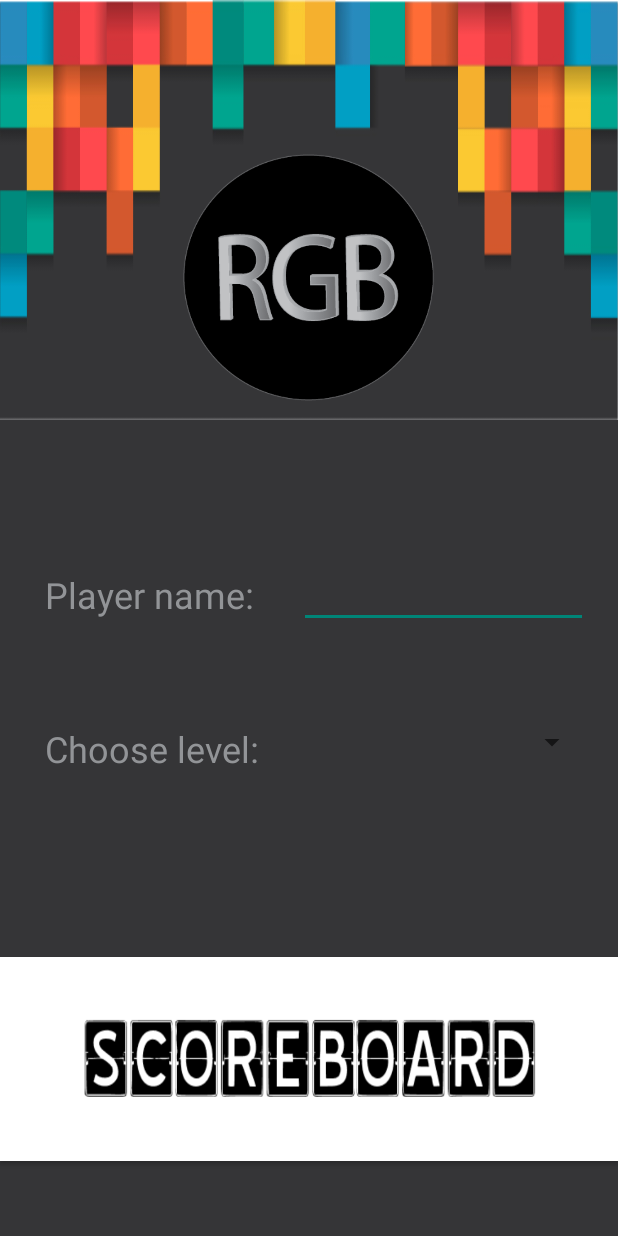
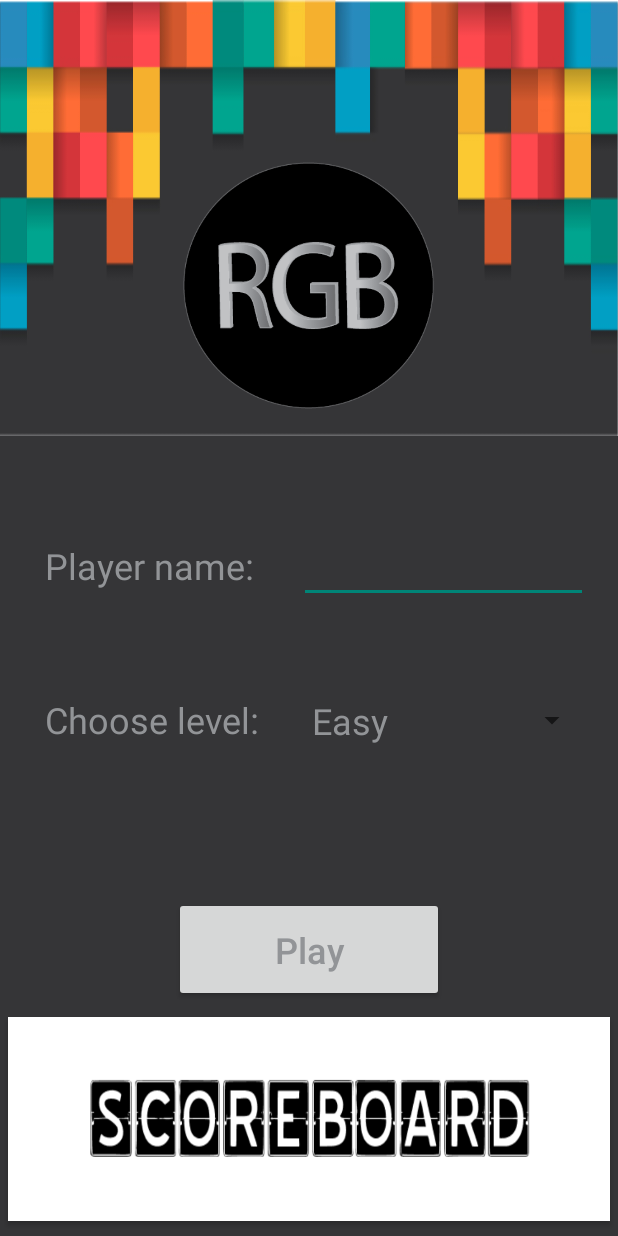
Before and after one commit to Stefann014/RGB-Color-Game, an Android app: the screen it shows after launch (PocetniActivity before the commit, HomeActivity after it), on a phone screen of 412 x 824 dp. Run offline under Robolectric (Android 15) with nearby library versions, the phone set to English and light mode, and no system bars.

Commit message:
RGB nesto zajebava kad je u mestu

```diff
--- a/app/src/main/AndroidManifest.xml
+++ b/app/src/main/AndroidManifest.xml
@@ -7,18 +7,18 @@
         android:fullBackupContent="@xml/backup_descriptor"
         android:icon="@drawable/logo"
         android:label="@string/app_name"
-        android:roundIcon="@mipmap/ic_launcher_round"
+        android:roundIcon="@drawable/logo"
         android:supportsRtl="true"
         android:theme="@style/AppTheme">
+        <activity android:name=".activity.GameActivity"></activity>
         <activity
-            android:name=".PocetniActivity"
+            android:name=".activity.HomeActivity"
             android:theme="@style/Theme.AppCompat.DayNight.NoActionBar">
             <intent-filter>
                 <action android:name="android.intent.action.MAIN" />
 
                 <category android:name="android.intent.category.LAUNCHER" />
             </intent-filter>
-
         </activity>
     </application>
 
--- a/app/src/main/java/com/example/rgbcolorgame/PocetniActivity.java
+++ /dev/null
@@ -1,15 +0,0 @@
-package com.example.rgbcolorgame;
-
-import androidx.appcompat.app.AppCompatActivity;
-
-import android.os.Bundle;
-import android.view.Window;
-
-public class PocetniActivity extends AppCompatActivity {
-
-    @Override
-    protected void onCreate(Bundle savedInstanceState) {
-        super.onCreate(savedInstanceState);
-        setContentView(R.layout.activity_pocetni);
-    }
-}
--- /dev/null
+++ b/app/src/main/java/com/example/rgbcolorgame/activity/HomeActivity.java
@@ -0,0 +1,90 @@
+package com.example.rgbcolorgame.activity;
+
+import android.content.Intent;
+import android.os.Bundle;
+import android.view.View;
+import android.widget.AdapterView;
+import android.widget.ArrayAdapter;
+import android.widget.Button;
+import android.widget.Spinner;
+import android.widget.TextView;
+import android.widget.Toast;
+
+import androidx.appcompat.app.AppCompatActivity;
+
+import com.example.rgbcolorgame.R;
+
+import java.util.ArrayList;
+
+public class HomeActivity extends AppCompatActivity {
+
+    Button btnPlay;
+    Button btnScoreBoard;
+    Spinner spLevel;
+    TextView txtPlayerName;
+
+    @Override
+    protected void onCreate(Bundle savedInstanceState) {
+        super.onCreate(savedInstanceState);
+        setContentView(R.layout.activity_home);
+
+        srediAtribute();
+        srediSpinner();
+        srediListenere();
+    }
+
+    private void srediListenere() {
+        btnPlay.setOnClickListener(new View.OnClickListener() {
+            @Override
+            public void onClick(View view) {
+
+                String player = txtPlayerName.getText().toString().trim();
+                if (player.isEmpty()) {
+                    Toast.makeText(HomeActivity.this, "Insert player name", Toast.LENGTH_LONG).show();
+                    return;
+                }
+
+                Intent intent = new Intent(HomeActivity.this, GameActivity.class);
+                intent.putExtra(GameActivity.EXTRA_LEVEL, (String) spLevel.getSelectedItem());
+                intent.putExtra(GameActivity.EXTRA_PLAYER, player);
+
+                startActivity(intent);
+            }
+        });
+        btnScoreBoard.setOnClickListener(new View.OnClickListener() {
+            @Override
+            public void onClick(View view) {
+
+            }
+        });
+    }
+
+    private void srediSpinner() {
+
+        ArrayList<String> level = new ArrayList<>();
+        level.add("Easy");
+        level.add("Medium");
+        level.add("Hard");
+
+        ArrayAdapter<String> adapter = new ArrayAdapter<>(this,
+                R.layout.spinner_size, level); // ako je greska tu je
+        adapter.setDropDownViewResource(R.layout.spinner_size);
+        spLevel.setAdapter(adapter);
+        spLevel.setOnItemSelectedListener(new AdapterView.OnItemSelectedListener() {
+            @Override
+            public void onItemSelected(AdapterView<?> parent, View view, int position, long id) {
+            }
+
+            @Override
+            public void onNothingSelected(AdapterView<?> parent) {
+            }
+        });
+    }
+
+    private void srediAtribute() {
+        txtPlayerName = findViewById(R.id.txtPlayerName);
+        spLevel = findViewById(R.id.spLevel);
+        btnScoreBoard = findViewById(R.id.btnScoreboard);
+        btnPlay = findViewById(R.id.btnPlay);
+    }
+}
--- a/app/src/main/res/layout/activity_pocetni.xml
+++ b/app/src/main/res/layout/activity_home.xml
@@ -7,12 +7,12 @@
     android:layout_width="match_parent"
     android:layout_height="match_parent"
     android:background="#353537"
-    tools:context=".PocetniActivity">
+    tools:context=".activity.HomeActivity">
 
     <androidx.constraintlayout.widget.ConstraintLayout
         android:id="@+id/cl"
         android:layout_width="match_parent"
-        android:layout_height="280dp"
+        android:layout_height="wrap_content"
         android:background="@drawable/baner"
         app:layout_constraintEnd_toEndOf="parent"
         app:layout_constraintHorizontal_bias="0.0"
@@ -40,7 +40,7 @@
         android:layout_width="wrap_content"
         android:layout_height="wrap_content"
         android:layout_marginStart="30dp"
-        android:layout_marginTop="100dp"
+        android:layout_marginTop="70dp"
         android:text="@string/player_name"
         android:textColor="#929497"
         android:textSize="24sp"
@@ -59,27 +59,12 @@
         app:layout_constraintStart_toStartOf="parent"
         app:layout_constraintTop_toBottomOf="@+id/textView" />
 
-    <Button
-        android:id="@+id/btnPlay"
-        android:layout_width="0dp"
-        android:layout_height="wrap_content"
-        android:layout_marginStart="220dp"
-        android:layout_marginEnd="220dp"
-        android:layout_marginBottom="80dp"
-        android:text="@string/play"
-        android:textAllCaps="false"
-        android:textColor="#929497"
-        android:textSize="30sp"
-        app:layout_constraintBottom_toTopOf="@+id/button"
-        app:layout_constraintEnd_toEndOf="parent"
-        app:layout_constraintStart_toStartOf="parent" />
-
     <Spinner
         android:id="@+id/spLevel"
         android:layout_width="0dp"
         android:layout_height="wrap_content"
         android:layout_marginStart="30dp"
-        android:layout_marginTop="70dp"
+        android:layout_marginTop="65dp"
         android:layout_marginEnd="20dp"
         android:textSize="24sp"
         app:layout_constraintEnd_toEndOf="parent"
@@ -91,7 +76,7 @@
         android:layout_width="0dp"
         android:layout_height="wrap_content"
         android:layout_marginStart="30dp"
-        android:layout_marginTop="85dp"
+        android:layout_marginTop="58dp"
         android:layout_marginEnd="20dp"
         android:ems="10"
         android:inputType="textCapSentences|textMultiLine"
@@ -104,12 +89,29 @@
         tools:ignore="Autofill,LabelFor" />
 
     <Button
-        android:id="@+id/button"
+        android:id="@+id/btnScoreboard"
         android:layout_width="0dp"
         android:layout_height="136dp"
-        android:layout_marginBottom="50dp"
+        android:layout_marginStart="5dp"
+        android:layout_marginEnd="5dp"
+        android:layout_marginBottom="10dp"
         android:background="@drawable/scoreboard"
         app:layout_constraintBottom_toBottomOf="parent"
         app:layout_constraintEnd_toEndOf="parent"
         app:layout_constraintStart_toStartOf="parent" />
+
+    <Button
+        android:id="@+id/btnPlay"
+        android:layout_width="180dp"
+        android:layout_height="70dp"
+        android:layout_marginStart="200dp"
+        android:layout_marginEnd="200dp"
+        android:layout_marginBottom="10dp"
+        android:text="@string/play"
+        android:textAllCaps="false"
+        android:textColor="#929497"
+        android:textSize="24sp"
+        app:layout_constraintBottom_toTopOf="@+id/btnScoreboard"
+        app:layout_constraintEnd_toEndOf="parent"
+        app:layout_constraintStart_toStartOf="parent" />
 </androidx.constraintlayout.widget.ConstraintLayout>
--- /dev/null
+++ b/app/src/main/res/layout/spinner_size.xml
@@ -0,0 +1,11 @@
+<?xml version="1.0" encoding="utf-8"?>
+
+<TextView xmlns:android="http://schemas.android.com/apk/res/android"
+    xmlns:tools="http://schemas.android.com/tools"
+    android:layout_width="match_parent"
+    android:layout_height="wrap_content"
+    android:gravity="left"
+    android:padding="5dip"
+    android:textColor="#929497"
+    android:textSize="24sp"
+    tools:ignore="RtlHardcoded" />
```
Also changed, not shown: app/src/main/java/com/example/rgbcolorgame/activity/GameActivity.java (added, +410 -0 lines), app/src/main/res/drawable-v24/roundedbutton.xml (added, +31 -0 lines), app/src/main/res/layout/activity_game.xml (added, +74 -0 lines).
